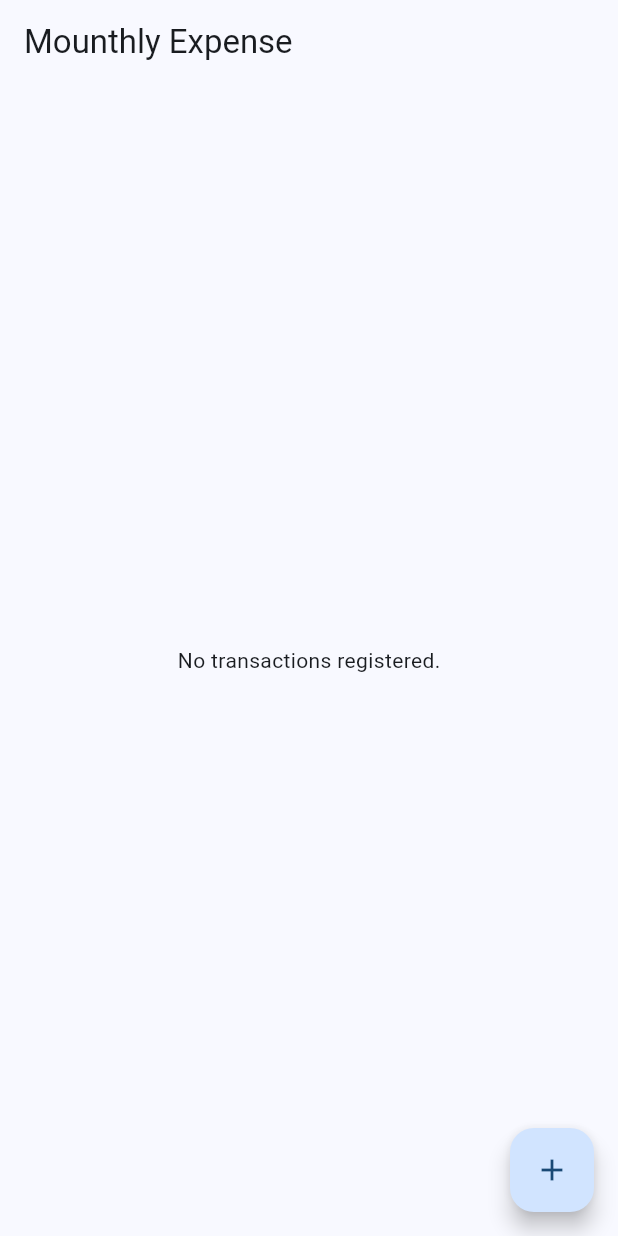
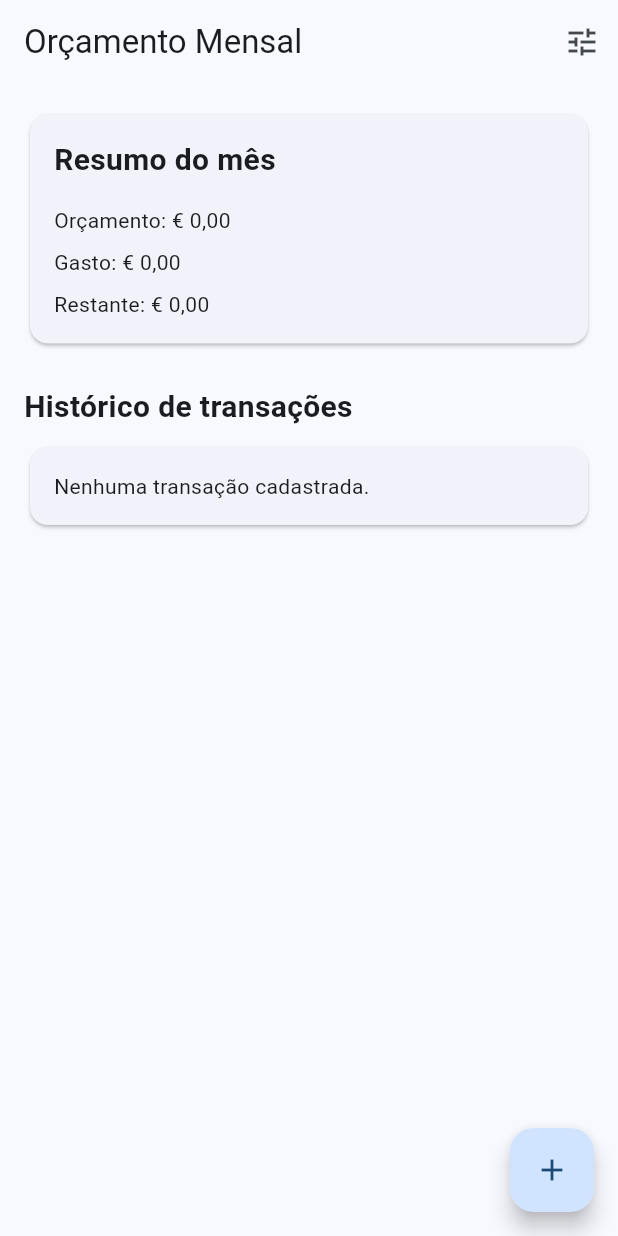
Before and after one commit to hertafranca/OrcamentoMensalemFlutter, a Flutter app: the screen it shows after launch, on a phone screen of 412 x 824 dp. Run offline on Flutter 3.47's test engine with Material 3 defaults, Android fonts, the phone set to English and light mode, and no system bars.

```diff
--- a/lib/screens/budget_goals_page.dart
+++ b/lib/screens/budget_goals_page.dart
@@ -96,7 +96,7 @@ class _BudgetGoalsPageState extends State<BudgetGoalsPage> {
                         }
 
                         if (goal < 0) {
-                          return 'A meta não pode ser negativa';
+                          return 'The goal cannot be negative.';
                         }
 
                         return null;
--- a/lib/screens/home_page.dart
+++ b/lib/screens/home_page.dart
@@ -1,8 +1,10 @@
 import 'package:flutter/material.dart';
 
 import '../models/expense.dart';
+import '../models/expense_category.dart';
 import '../widgets/expense_tile.dart';
 import 'add_expense_page.dart';
+import 'budget_goals_page.dart';
 
 class HomePage extends StatefulWidget {
   const HomePage({super.key});
@@ -13,6 +15,26 @@ class HomePage extends StatefulWidget {
 
 class _HomePageState extends State<HomePage> {
   final List<Expense> _expenses = [];
+
+  final Map<ExpenseCategory, double> _goals = {
+    for (final category in ExpenseCategory.values) category: 0.0,
+  };
+
+  double get _totalSpent {
+    return _expenses.fold(0, (total, expense) => total + expense.amount);
+  }
+
+  double get _totalBudget {
+    return _goals.values.fold(0, (total, goal) => total + goal);
+  }
+
+  double get _balance {
+    return _totalBudget - _totalSpent;
+  }
+
+  String _formatMoney(double value) {
+    return '€ ${value.toStringAsFixed(2).replaceAll('.', ',')}';
+  }
 
   Future<void> _openAddExpense() async {
     final expense = await Navigator.push<Expense>(
@@ -29,23 +51,89 @@ class _HomePageState extends State<HomePage> {
     });
   }
 
+  Future<void> _openBudgetGoals() async {
+    final goals = await Navigator.push<Map<ExpenseCategory, double>>(
+      context,
+      MaterialPageRoute(
+        builder: (context) => BudgetGoalsPage(currentGoals: Map.of(_goals)),
+      ),
+    );
+
+    if (goals == null) {
+      return;
+    }
+
+    setState(() {
+      _goals
+        ..clear()
+        ..addAll(goals);
+    });
+  }
+
   @override
   Widget build(BuildContext context) {
+    final isOverBudget = _balance < 0;
+
     return Scaffold(
-      appBar: AppBar(title: const Text('Mounthly Expense')),
+      appBar: AppBar(
+        title: const Text('Orçamento Mensal'),
+        actions: [
+          IconButton(
+            onPressed: _openBudgetGoals,
+            icon: const Icon(Icons.tune),
+            tooltip: 'Definir metas',
+          ),
+        ],
+      ),
       body: SafeArea(
-        child: Padding(
+        child: SingleChildScrollView(
           padding: const EdgeInsets.all(16),
-          child: _expenses.isEmpty
-              ? const Center(child: Text('No transactions registered.'))
-              : ListView.builder(
-                  itemCount: _expenses.length,
-                  itemBuilder: (context, index) {
-                    final expense = _expenses[index];
-
-                    return ExpenseTile(expense: expense);
-                  },
+          child: Column(
+            crossAxisAlignment: CrossAxisAlignment.stretch,
+            children: [
+              Card(
+                child: Padding(
+                  padding: const EdgeInsets.all(16),
+                  child: Column(
+                    crossAxisAlignment: CrossAxisAlignment.start,
+                    children: [
+                      const Text(
+                        'Resumo do mês',
+                        style: TextStyle(
+                          fontSize: 20,
+                          fontWeight: FontWeight.bold,
+                        ),
+                      ),
+                      const SizedBox(height: 16),
+                      Text('Orçamento: ${_formatMoney(_totalBudget)}'),
+                      const SizedBox(height: 8),
+                      Text('Gasto: ${_formatMoney(_totalSpent)}'),
+                      const SizedBox(height: 8),
+                      if (isOverBudget)
+                        Text('Excedido: ${_formatMoney(_balance.abs())}')
+                      else
+                        Text('Restante: ${_formatMoney(_balance)}'),
+                    ],
+                  ),
                 ),
+              ),
+              const SizedBox(height: 24),
+              const Text(
+                'Histórico de transações',
+                style: TextStyle(fontSize: 20, fontWeight: FontWeight.bold),
+              ),
+              const SizedBox(height: 8),
+              if (_expenses.isEmpty)
+                const Card(
+                  child: Padding(
+                    padding: EdgeInsets.all(16),
+                    child: Text('Nenhuma transação cadastrada.'),
+                  ),
+                )
+              else
+                ..._expenses.map((expense) => ExpenseTile(expense: expense)),
+            ],
+          ),
         ),
       ),
       floatingActionButton: FloatingActionButton(
```
